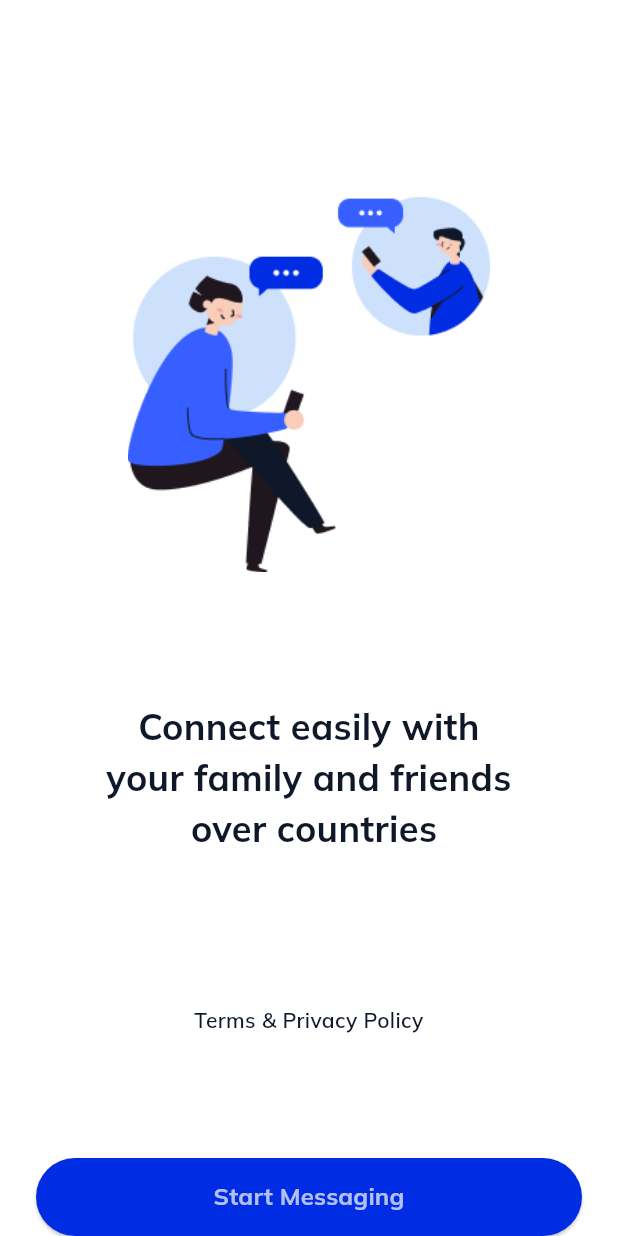
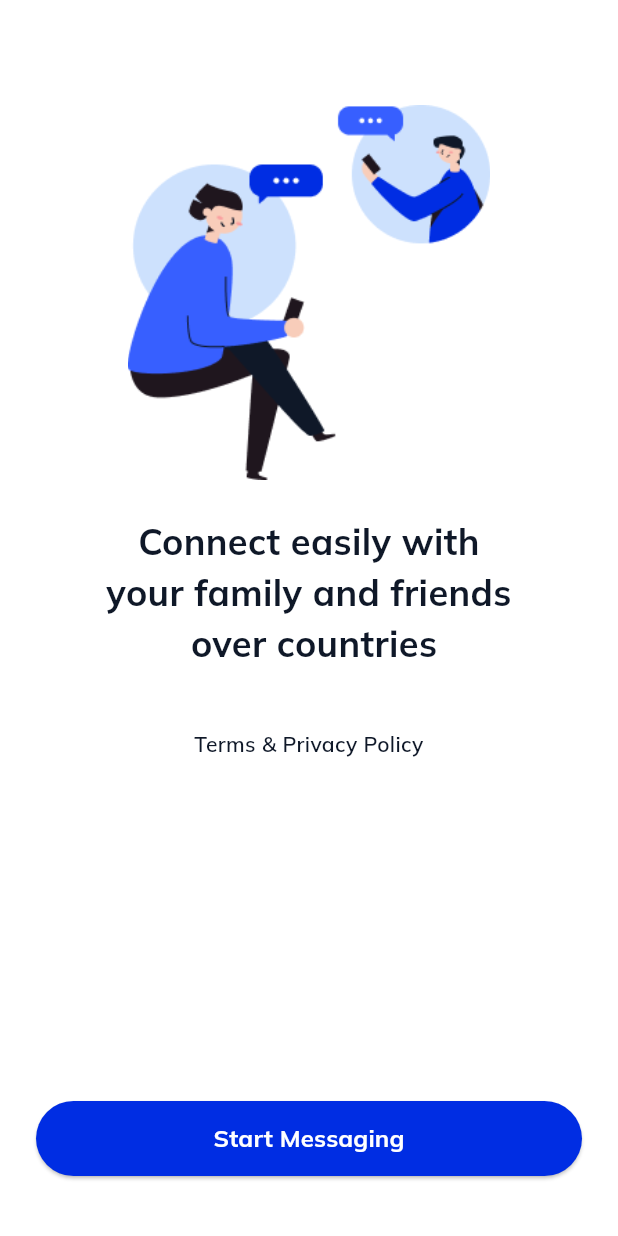
Before and after one commit to Manar-Elhabbal7/chateo, a Flutter app: the screen it shows after launch, on a phone screen of 412 x 824 dp. Run offline on Flutter 3.47's test engine with Material 3 defaults, Android fonts, the phone set to English and light mode, and no system bars; our stand-ins replace google_fonts, image_picker, intl_phone_field, pin_code_fields.

Commit message:
third commit

```diff
--- a/lib/screens/screen1.dart
+++ b/lib/screens/screen1.dart
@@ -8,14 +8,11 @@ class Screen1 extends StatelessWidget {
   @override
   Widget build(BuildContext context) {
     return Scaffold(
-      //based on mode
       backgroundColor: Colors.white,
-
       body: SafeArea(
         child: Padding(
           padding: const EdgeInsets.symmetric(horizontal: 24),
           child: Column(
-            mainAxisAlignment: MainAxisAlignment.spaceBetween,
             children: [
               const SizedBox(height: 70),
 
@@ -40,9 +37,9 @@ class Screen1 extends StatelessWidget {
                 ),
               ),
 
-              //Note : This text is not clickable
+
               Padding(
-                padding: const EdgeInsets.only(top: 16, bottom: 20),
+                padding: const EdgeInsets.only(top: 16),
                 child: Text(
                   'Terms & Privacy Policy',
                   textAlign: TextAlign.center,
@@ -54,9 +51,12 @@ class Screen1 extends StatelessWidget {
                 ),
               ),
 
+              const Spacer(),
+
+
               SizedBox(
                 width: double.infinity,
-                height: 52,
+                height: 50,
                 child: ElevatedButton(
                   style: ElevatedButton.styleFrom(
                     backgroundColor: const Color(0xFF002DE3),
@@ -65,14 +65,17 @@ class Screen1 extends StatelessWidget {
                     ),
                   ),
                   onPressed: () {
-                      Navigator.push(context,
-                      MaterialPageRoute(builder: (context)=>const Screen2()),
-                      );
+                    Navigator.push(
+                      context,
+                      MaterialPageRoute(
+                        builder: (context) => const Screen2(),
+                      ),
+                    );
                   },
                   child: Text(
                     'Start Messaging',
                     style: GoogleFonts.mulish(
-                      color: Colors.white70,
+                      color: Colors.white,
                       fontWeight: FontWeight.w700,
                       fontSize: 16,
                     ),
@@ -80,6 +83,7 @@ class Screen1 extends StatelessWidget {
                 ),
               ),
 
+              const SizedBox(height: 40),
             ],
           ),
         ),
--- a/pubspec.yaml
+++ b/pubspec.yaml
@@ -64,7 +64,6 @@ flutter:
   # To add assets to your application, add an assets section, like this:
   assets:
     - lib/assets/screen1.png
-    - lib/assets/person.jpg
   #   - images/a_dot_ham.jpeg
 
   # An image asset can refer to one or more resolution-specific "variants", see
```
Also changed, not shown: lib/assets/person.jpg (deleted).
